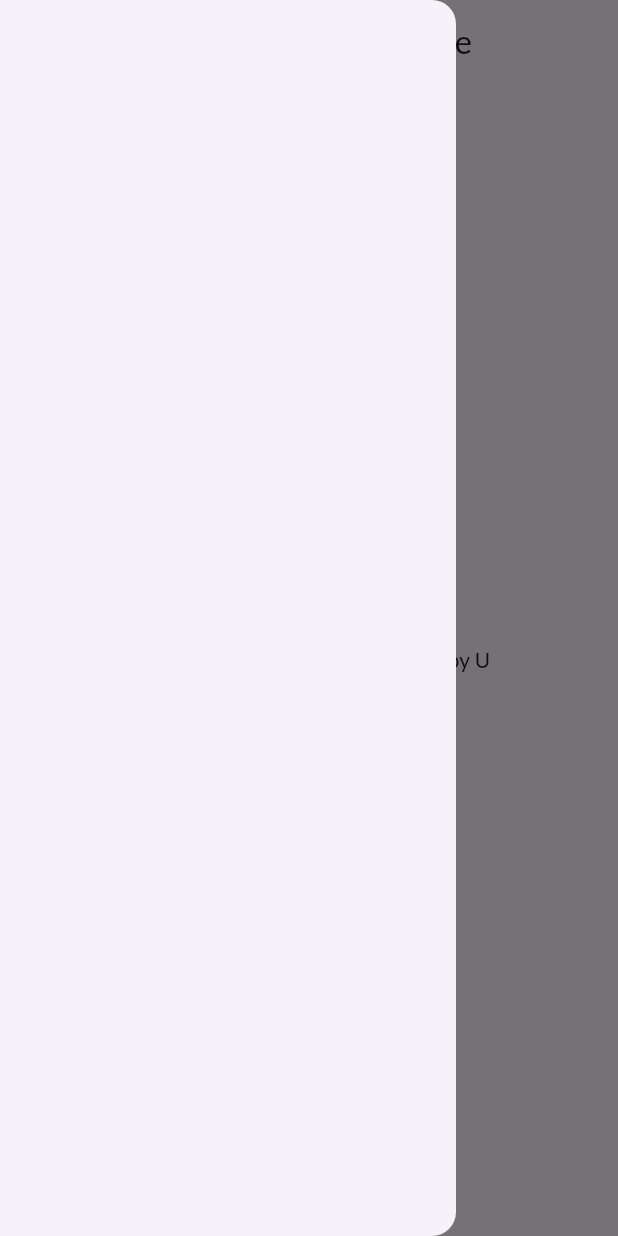
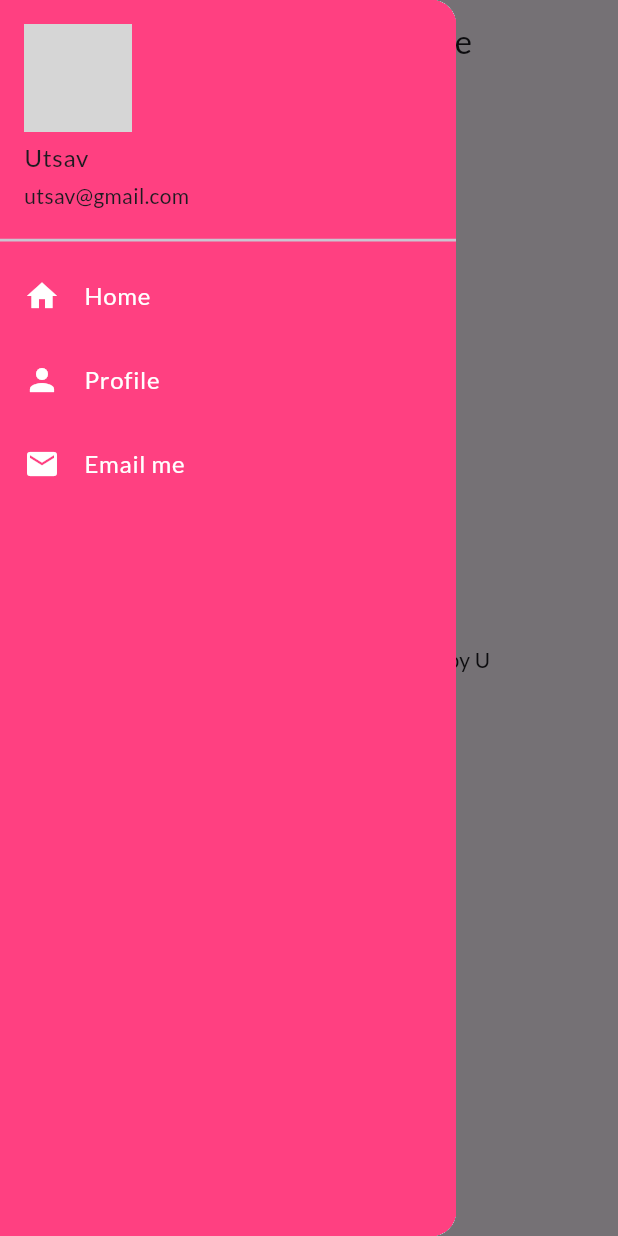
Before and after one commit to utkaX/Flutter, a Flutter app: the Home screen opened by its route, with the side drawer open, on a phone screen of 412 x 824 dp. Run offline on Flutter 3.47's test engine with Material 3 defaults, Android fonts, the phone set to English and light mode, and no system bars; our stand-ins replace google_fonts; network calls fail; grey boxes are pictures that could not be loaded.

Commit message:
day 7 completed

```diff
--- a/lib/main.dart
+++ b/lib/main.dart
@@ -25,7 +25,7 @@ class MyApp extends StatelessWidget {
         fontFamily: GoogleFonts.lato().fontFamily,
       ),
       darkTheme: ThemeData(brightness: Brightness.dark),
-      initialRoute: MyRoutes.loginRoute,
+      initialRoute: MyRoutes.homeRoute,
       routes: {
         MyRoutes.loginRoute: (context) => Login(),
         MyRoutes.homeRoute: (context) => Home(),
--- a/lib/pages/home_page.dart
+++ b/lib/pages/home_page.dart
@@ -1,4 +1,5 @@
 import 'package:flutter/material.dart';
+import 'package:flutter_catalog/widgets/drawer.dart';
 
 class Home extends StatelessWidget {
   const Home({super.key});
@@ -21,7 +22,7 @@ class Home extends StatelessWidget {
           child: Text("Welcome $days days flutter practice by ${name[0]}"),
         ),
       ),
-      drawer: Drawer(),
+      drawer: MyDrawer(),
     );
   }
 }
--- /dev/null
+++ b/lib/widgets/drawer.dart
@@ -0,0 +1,62 @@
+import 'package:flutter/material.dart';
+
+class MyDrawer extends StatelessWidget {
+  @override
+  Widget build(BuildContext context) {
+    return Drawer(
+      child: Container(
+        color: Colors.pinkAccent,
+        child: ListView(
+          padding: EdgeInsets.zero,
+          children: [
+            DrawerHeader(
+              padding: EdgeInsets.zero,
+              child: UserAccountsDrawerHeader(
+                decoration: BoxDecoration(color: Colors.pinkAccent),
+                currentAccountPicture: CircleAvatar(
+                  radius: 50,
+                  backgroundImage: NetworkImage(
+                    "https://encrypted-tbn0.gstatic.com/images?q=tbn:ANd9GcSuwQUmzRyup37AIMarZI4OCj_JhN9T1hN0_g&s",
+                  ),
+                ),
+                margin: EdgeInsets.zero,
+                accountName: Text("Utsav"),
+                accountEmail: Text("utsav@gmail.com"),
+              ),
+            ),
+            ListTile(
+              leading: Icon(Icons.home, color: Colors.white),
+              title: Text(
+                "Home",
+                style: TextStyle(color: Colors.white),
+              ),
+              onTap: () {
+                Navigator.pop(context);
+              },
+            ),
+             ListTile(
+              leading: Icon(Icons.person, color: Colors.white),
+              title: Text(
+                "Profile",
+                style: TextStyle(color: Colors.white),
+              ),
+              onTap: () {
+                Navigator.pop(context);
+              },
+            ),
+             ListTile(
+              leading: Icon(Icons.email, color: Colors.white),
+              title: Text(
+                "Email me",
+                style: TextStyle(color: Colors.white),
+              ),
+              onTap: () {
+                Navigator.pop(context);
+              },
+            )
+          ],
+        ),
+      ),
+    );
+  }
+}
```
Also changed, not shown: lib/pages/login_page.dart (+55 -39 lines).
